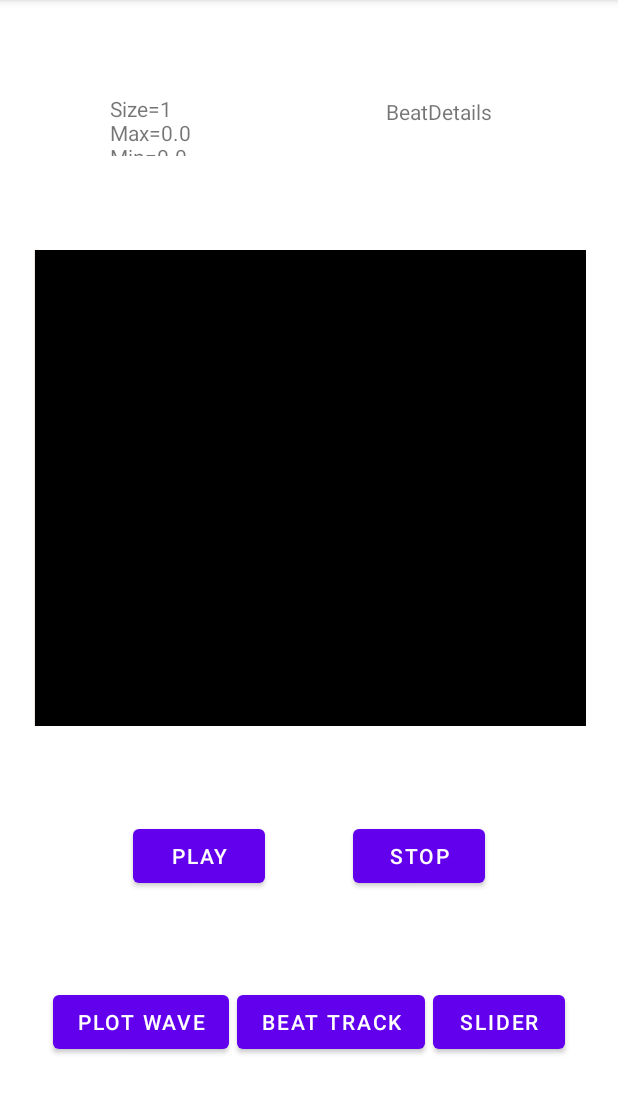
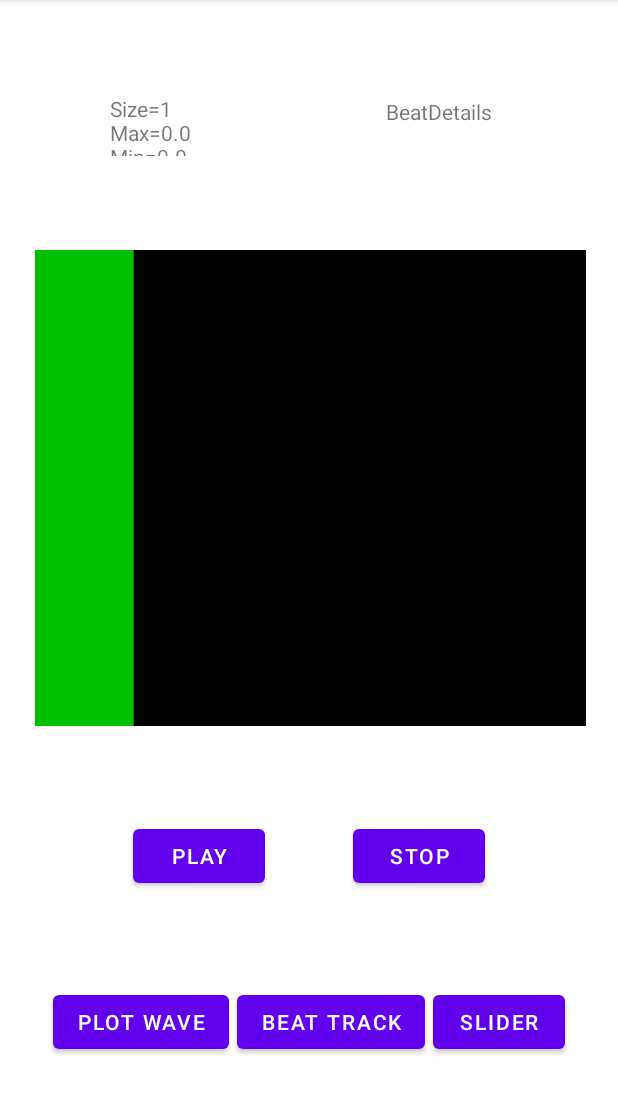
Before and after one commit to leonardltk/AndroidAudioWaveViewer, an Android app: the screen it shows after launch (MainActivity), after a tap on "PLOT WAVE", on a phone screen of 412 x 824 dp, the part 84-1198 px from its top. Run offline under Robolectric (Android 15) with nearby library versions, the phone set to English and light mode, and no system bars; 2 statements that could not run were skipped.

Commit message:
Scrollable Canvas

```diff
--- a/app/src/main/java/com/example/audio_v2/WaveformView.java
+++ b/app/src/main/java/com/example/audio_v2/WaveformView.java
@@ -12,8 +12,12 @@ import androidx.annotation.Nullable;
 import java.util.ArrayList;
 
 public class WaveformView extends View {
+    /* Custom Canvas */
     // https://stackoverflow.com/questions/45162798/audio-visualization-android-code-with-the-moving-line
     // https://www.youtube.com/watch?v=sb9OEl4k9Dk
+    /* Scrolling Canvas */
+    // https://softwarehealthclub.wordpress.com/programming/android-development/how-to-add-a-scrolling-canvas-using-scrollview/
+    // https://stackoverflow.com/questions/6674341/how-to-use-scrollview-in-android
 
     /** Init Variables */
     /* Canvas setup */
@@ -36,6 +40,7 @@ public class WaveformView extends View {
     private Paint beatPaint; // beats line characteristics
     /* debug */
     private Paint debugPaint;
+    Context app_context;
 
     /** Constructors */
     public WaveformView(Context context) {
@@ -119,11 +124,13 @@ public class WaveformView extends View {
                     linePaint);
         }
         /* Determine the end of the waveform */
-        curX += LINE_WIDTH ; //increase by line width
-        canvas.drawLine(
-                curX, 0,
-                curX, viewHeight,
-                linePaint);
+        for (int idx=0; idx<100; idx++) {
+            curX += LINE_WIDTH ; //increase by line width
+            canvas.drawLine(
+                    curX, 0,
+                    curX, viewHeight,
+                    linePaint);
+        }
 
         /** Plot Beats */
         if (Beats.size()>1){
@@ -146,6 +153,15 @@ public class WaveformView extends View {
                         debugPaint);
             }
         }
+    }
+    /* Expand the canvas to desired width.
+    MUST be included otherwise one or both scroll views will be compressed to zero pixels
+     and the scrollview will then be invisible */
+    @Override
+    protected void onMeasure(int widthMeasureSpec, int heightMeasureSpec) {
+        int width = 50000; // To cater to a song that is as long as 50000/16000 seconds
+        int height = heightMeasureSpec;
+        setMeasuredDimension(width, height);
     }
 
     /** Waveform */
--- a/app/src/main/res/layout/activity_main.xml
+++ b/app/src/main/res/layout/activity_main.xml
@@ -7,41 +7,45 @@
     android:layout_height="match_parent"
     tools:context=".MainActivity">
 
-<!-- Canvas -->
-    <!--android:layout_height="217dp"-->
-
-<!-- Play Stop -->
-
+<!-- Header -->
     <TextView
         android:id="@+id/WaveformTextView"
         android:layout_width="110dp"
         android:layout_height="41dp"
         android:text="WaveformDetails"
-        app:layout_constraintBottom_toTopOf="@+id/waveformView"
+        app:layout_constraintBottom_toTopOf="@+id/hscroll"
         app:layout_constraintEnd_toStartOf="@+id/BeatTextView"
         app:layout_constraintStart_toStartOf="parent"
         app:layout_constraintTop_toTopOf="parent" />
-
     <TextView
         android:id="@+id/BeatTextView"
         android:layout_width="81dp"
         android:layout_height="38dp"
         android:text="BeatDetails"
-        app:layout_constraintBottom_toTopOf="@+id/waveformView"
+        app:layout_constraintBottom_toTopOf="@+id/hscroll"
         app:layout_constraintEnd_toEndOf="parent"
         app:layout_constraintStart_toEndOf="@+id/WaveformTextView"
         app:layout_constraintTop_toTopOf="parent" />
 
-    <com.example.audio_v2.WaveformView
-        android:id="@+id/waveformView"
+<!-- Canvas -->
+    <HorizontalScrollView
+        android:id="@+id/hscroll"
         android:layout_width="369dp"
         android:layout_height="317dp"
         app:layout_constraintBottom_toTopOf="@+id/play"
         app:layout_constraintEnd_toEndOf="parent"
         app:layout_constraintHorizontal_bias="0.5"
         app:layout_constraintStart_toStartOf="parent"
-        app:layout_constraintTop_toBottomOf="@+id/WaveformTextView" />
+        app:layout_constraintTop_toBottomOf="@+id/WaveformTextView">
 
+        <com.example.audio_v2.WaveformView
+            android:id="@+id/waveformView"
+            android:layout_width="369dp"
+            android:layout_height="317dp" />
+
+    </HorizontalScrollView>
+
+<!-- Play Stop -->
     <Button
         android:id="@+id/play"
         android:layout_width="wrap_content"
@@ -54,8 +58,7 @@
         app:layout_constraintEnd_toStartOf="@+id/stop"
         app:layout_constraintHorizontal_bias="0.5"
         app:layout_constraintStart_toStartOf="parent"
-        app:layout_constraintTop_toBottomOf="@+id/waveformView" />
-
+        app:layout_constraintTop_toBottomOf="@+id/hscroll" />
     <Button
         android:id="@+id/stop"
         android:layout_width="wrap_content"
@@ -67,7 +70,7 @@
         app:layout_constraintBottom_toTopOf="@+id/BeatTrackButton"
         app:layout_constraintEnd_toEndOf="parent"
         app:layout_constraintStart_toEndOf="@+id/play"
-        app:layout_constraintTop_toBottomOf="@+id/waveformView"
+        app:layout_constraintTop_toBottomOf="@+id/hscroll"
         app:layout_constraintVertical_bias="0.5" />
 
 <!-- Plots -->
@@ -106,4 +109,5 @@
         app:layout_constraintEnd_toEndOf="parent"
         app:layout_constraintStart_toEndOf="@+id/BeatTrackButton"
         app:layout_constraintTop_toBottomOf="@+id/stop" />
+
 </androidx.constraintlayout.widget.ConstraintLayout>
```
Also changed, not shown: app/src/main/java/com/example/audio_v2/MainActivity.java (+2 -6 lines).
